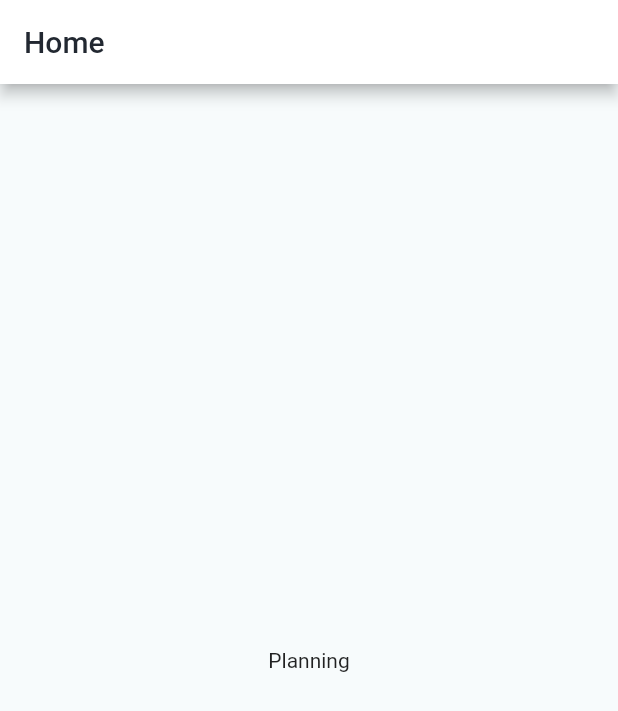
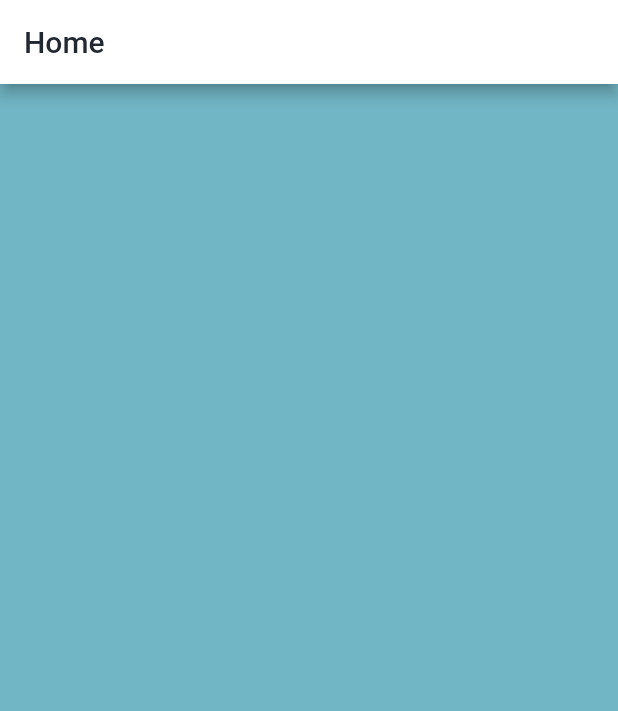
Before and after one commit to drunisa007/kind_cash_pro, a Flutter app: the screen it shows after launch, on a phone screen of 412 x 824 dp. Shown: the top 711 px of the screen. Run offline on Flutter 3.47's test engine with Material 2 defaults, Android fonts, the phone set to English and light mode, and no system bars; our stand-ins replace device_preview, get.

Commit message:
error fix

```diff
--- a/lib/app/binding/home_binding.dart
+++ b/lib/app/binding/home_binding.dart
@@ -1,10 +1,12 @@
 import 'package:get/get.dart';
 import 'package:kind_cash_pro/app/controller/home_controller.dart';
+import 'package:kind_cash_pro/app/helper/size_config.dart';
 
 class HomeBinding extends Bindings{
   @override
   void dependencies() {
-    Get.lazyPut(() => HomeController());
+    Get.put(SizeConfig());
+    Get.put(HomeController());
   }
 
 }
--- a/lib/app/helper/default_values.dart
+++ b/lib/app/helper/default_values.dart
@@ -26,8 +26,8 @@ const Color primaryColor =  Color(0xffffffff);
 const Color primaryVariant = Color(0xff393E46);
 // color explanation will come here
 const Color onPrimary = Color(0xff222831);
-// color explanation will come here
-const Color secondaryColor = Color(0xff008c95);
+// secondary background color for app
+const Color secondaryColor = Color(0xff71B6C4);
 // color explanation will come here
 const Color onSecondary = Color(0xffec6660);
 // color explanation will come here
--- a/lib/app/ui/home/home_page.dart
+++ b/lib/app/ui/home/home_page.dart
@@ -1,17 +1,20 @@
 import 'package:flutter/material.dart';
+import 'package:kind_cash_pro/app/helper/size_config.dart';
 
 class HomePage extends StatelessWidget {
   const HomePage({Key? key}) : super(key: key);
 
   @override
   Widget build(BuildContext context) {
+
+
+
     return Scaffold(
       appBar: AppBar(
         title: const Text('Home'),
       ),
-      body: const Center(
-        child:Text("Planning"),
-      ),
+      backgroundColor: Theme.of(context).colorScheme.secondary,
+      body:Container()
     );
   }
 }
--- a/pubspec.yaml
+++ b/pubspec.yaml
@@ -19,8 +19,8 @@ dev_dependencies:
     sdk: flutter
 
   flutter_lints: ^1.0.0
+  get: ^4.6.1
   http: ^0.13.4
-  get: ^4.6.1
   flutter_svg: ^1.0.3
   flutter_screenutil: ^5.1.0
   device_preview: ^1.0.0
```
Also changed, not shown: lib/app/helper/size_config.dart (added, +31 -0 lines).
